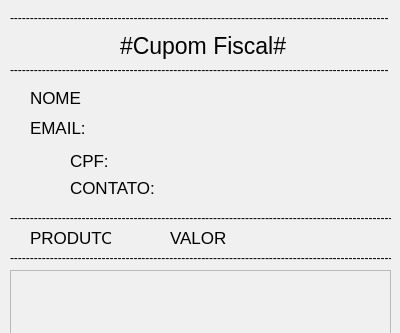
First picture: the form in E_commerce/nota_fiscal.ui, repository sergiolstavares/E-commerce, before the edit; both pictures show x 0 to 400 and y 0 to 333 of the 400 by 531 pixel window.
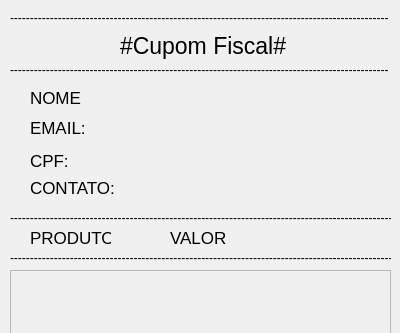
Second picture: the form after the edit.

Commit message: Função para gerar nota fiscal implementada

```diff
--- a/E_commerce/nota_fiscal.ui
+++ b/E_commerce/nota_fiscal.ui
@@ -105,7 +105,7 @@
    <widget class="QLabel" name="label_6">
     <property name="geometry">
      <rect>
-      <x>70</x>
+      <x>30</x>
       <y>150</y>
       <width>41</width>
       <height>21</height>
@@ -123,7 +123,7 @@
    <widget class="QLabel" name="label_7">
     <property name="geometry">
      <rect>
-      <x>70</x>
+      <x>30</x>
       <y>180</y>
       <width>91</width>
       <height>16</height>
@@ -177,7 +177,7 @@
    <widget class="QLabel" name="cpf_nota">
     <property name="geometry">
      <rect>
-      <x>110</x>
+      <x>90</x>
       <y>150</y>
       <width>281</width>
       <height>21</height>
@@ -195,7 +195,7 @@
    <widget class="QLabel" name="contato_nota">
     <property name="geometry">
      <rect>
-      <x>160</x>
+      <x>120</x>
       <y>180</y>
       <width>231</width>
       <height>16</height>
```
The commit also changes 1 other file.
